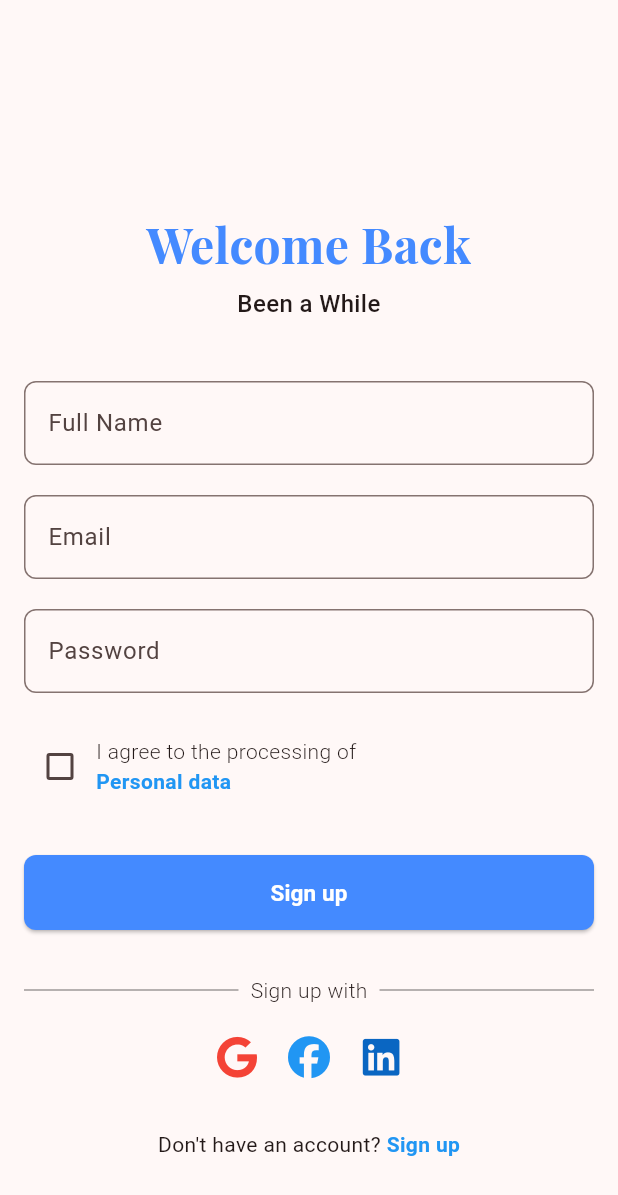
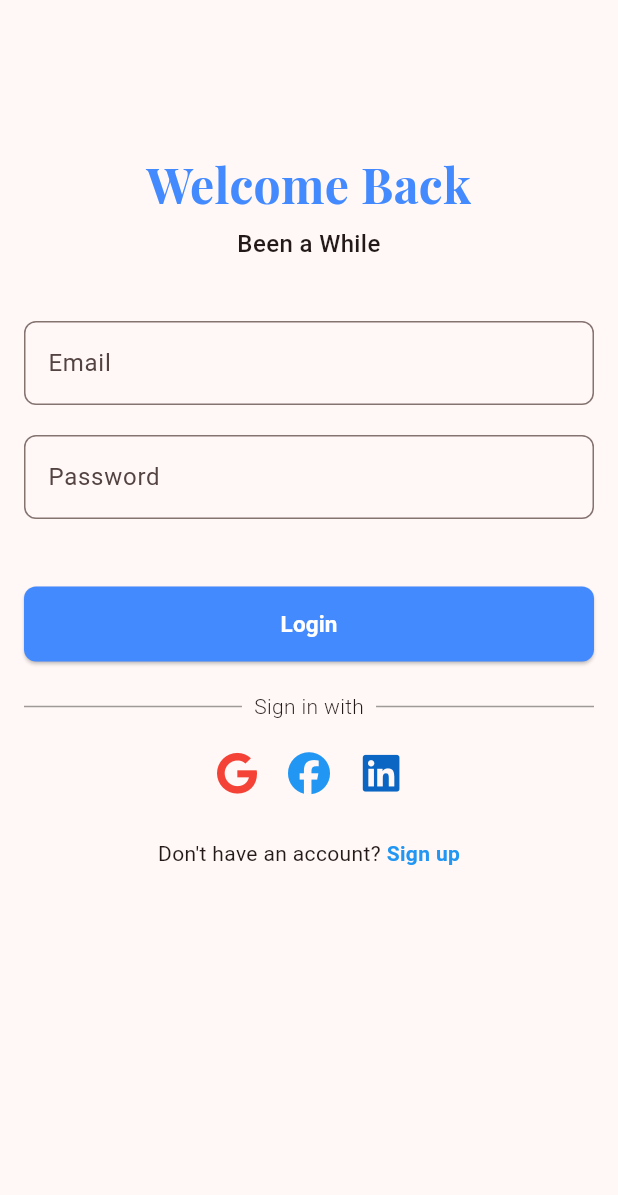
Before and after one commit to BlueRuby1/WTF-new, a Flutter app: the LoginPage screen opened by its route, on a phone screen of 412 x 824 dp. Shown: the top 1195 px of the screen. Run offline on Flutter 3.47's test engine with Material 3 defaults, Android fonts, the phone set to English and light mode, and no system bars; our stand-ins replace font_awesome_flutter, google_fonts.

Commit message:
Learnt more about widgets

```diff
--- a/WTF Flutter/myfirstwtf_app/lib/pages/login_page.dart
+++ b/WTF Flutter/myfirstwtf_app/lib/pages/login_page.dart
@@ -1,8 +1,10 @@
 import 'package:flutter/material.dart';
 import 'package:font_awesome_flutter/font_awesome_flutter.dart';
 import 'package:google_fonts/google_fonts.dart';
+import 'package:myfirstwtf_app/widgets/custom_button.dart';
 import 'package:myfirstwtf_app/widgets/custom_textfield.dart';
 import 'package:myfirstwtf_app/widgets/password_textfield.dart';
+import 'package:myfirstwtf_app/widgets/social_signin.dart';
 
 class LoginPage extends StatefulWidget {
   const LoginPage({super.key});
@@ -18,7 +20,7 @@ class _LoginPageState extends State<LoginPage> {
   Widget build(BuildContext context) {
     return Scaffold(
       body: ListView(
-        padding: EdgeInsets.only(left: 16, right: 16, top: 140),
+        padding: EdgeInsets.only(left: 16, right: 16, top: 100),
 
         children: [
           Text(
@@ -37,110 +39,58 @@ class _LoginPageState extends State<LoginPage> {
             textAlign: TextAlign.center,
           ),
           SizedBox(height: 40),
-          TextField(
-            decoration: InputDecoration(
-              border: OutlineInputBorder(
-                borderRadius: BorderRadius.circular(8),
-              ),
-              labelText: "Full Name",
-            ),
-          ),
-          SizedBox(height: 20),
           CustomTexfield(label: "Email"),
           SizedBox(height: 20),
           PasswordTextfield(),
+          SizedBox(height: 20),
+          // Row(
+          //   children: [
+          //     Checkbox(
+          //       value: agreeToProcessData,
+          //       activeColor: Colors.blueAccent,
+          //       onChanged: (value) {
+          //         setState(() {
+          //           agreeToProcessData = value!;
+          //         });
+          //       },
+          //     ),
+
+          //     Column(
+          //       crossAxisAlignment: CrossAxisAlignment.start,
+          //       children: [
+          //         Text(
+          //           "I agree to the processing of",
+          //           style: TextStyle(fontSize: 14, fontWeight: FontWeight.w300),
+          //         ),
+          //         Text(
+          //           "Personal data",
+          //           style: TextStyle(
+          //             color: Colors.blue,
+          //             fontWeight: FontWeight.w600,
+          //           ),
+          //         ),
+          //       ],
+          //     ),
+          //   ],
+          // ),
           SizedBox(height: 25),
-          Row(
-            children: [
-              Checkbox(
-                value: agreeToProcessData,
-                activeColor: Colors.blueAccent,
-                onChanged: (value) {
-                  setState(() {
-                    agreeToProcessData = value!;
-                  });
-                },
-              ),
+          CustomButton(
+            text: "Login",
+            onPressed: () {
+              Navigator.of(context).pushReplacementNamed("/home");
+            },
+          ),
+          SizedBox(height: 20),
+          SocialSignin(),
 
-              Column(
-                crossAxisAlignment: CrossAxisAlignment.start,
-                children: [
-                  Text(
-                    "I agree to the processing of",
-                    style: TextStyle(fontSize: 14, fontWeight: FontWeight.w300),
-                  ),
-                  Text(
-                    "Personal data",
-                    style: TextStyle(
-                      color: Colors.blue,
-                      fontWeight: FontWeight.w600,
-                    ),
-                  ),
-                ],
-              ),
-            ],
-          ),
-          SizedBox(height: 35),
-          ElevatedButton(
-            style: ElevatedButton.styleFrom(
-              shape: RoundedRectangleBorder(
-                borderRadius: BorderRadius.circular(8),
-              ),
-              fixedSize: Size(400, 50),
-              backgroundColor: Colors.blueAccent,
-              foregroundColor: Colors.white,
-            ),
-            onPressed: () {},
-            child: Text(
-              "Sign up",
-              style: TextStyle(fontWeight: FontWeight.w600, fontSize: 15),
-            ),
-          ),
-          SizedBox(height: 30),
-          Row(
-            spacing: 8,
-            children: [
-              Expanded(child: Divider(color: Colors.black38)),
-              Text(
-                "Sign up with",
-                style: TextStyle(fontWeight: FontWeight.w300),
-              ),
-              Expanded(child: Divider(color: Colors.black38)),
-            ],
-          ),
-
-          SizedBox(height: 10),
-          Row(
-            mainAxisAlignment: MainAxisAlignment.center,
-            children: [
-              IconButton(
-                onPressed: () {},
-                icon: FaIcon(FontAwesomeIcons.google),
-                color: Colors.red,
-                iconSize: 28,
-              ),
-              IconButton(
-                onPressed: () {},
-                icon: FaIcon(FontAwesomeIcons.facebook),
-                color: Colors.blue,
-                iconSize: 28,
-              ),
-              IconButton(
-                onPressed: () {},
-                icon: FaIcon(FontAwesomeIcons.linkedin),
-                color: Color(0xFF0A66C2),
-                iconSize: 28,
-              ),
-            ],
-          ),
-          SizedBox(height: 25),
+          SizedBox(height: 20),
           Row(
             mainAxisAlignment: MainAxisAlignment.center,
             children: [
               Text("Don't have an account?"),
               GestureDetector(
                 onTap: () {
-                  Navigator.of(context).pushNamed("/signup");
+                  Navigator.of(context).pushReplacementNamed("/signup");
                 },
                 child: Text(
                   " Sign up",
--- /dev/null
+++ b/WTF Flutter/myfirstwtf_app/lib/widgets/custom_button.dart
@@ -0,0 +1,24 @@
+import 'package:flutter/material.dart';
+
+class CustomButton extends StatelessWidget {
+  const CustomButton({super.key, required this.text, this.onPressed});
+  final String text;
+  final Function()? onPressed;
+
+  @override
+  Widget build(BuildContext context) {
+    return ElevatedButton(
+      style: ElevatedButton.styleFrom(
+        shape: RoundedRectangleBorder(borderRadius: BorderRadius.circular(8)),
+        fixedSize: Size(400, 50),
+        backgroundColor: Colors.blueAccent,
+        foregroundColor: Colors.white,
+      ),
+      onPressed: onPressed,
+      child: Text(
+        text,
+        style: TextStyle(fontWeight: FontWeight.w600, fontSize: 15),
+      ),
+    );
+  }
+}
--- /dev/null
+++ b/WTF Flutter/myfirstwtf_app/lib/widgets/social_signin.dart
@@ -0,0 +1,56 @@
+import 'package:flutter/material.dart';
+import 'package:font_awesome_flutter/font_awesome_flutter.dart';
+
+class SocialSignin extends StatelessWidget {
+  const SocialSignin({
+    super.key,
+  });
+
+  @override
+  Widget build(BuildContext context) {
+    return Column(
+      children: [
+        Row(
+          spacing: 8,
+          children: [
+            Expanded(child: Divider(color: Colors.black38)),
+            Text(
+              "Sign in with",
+              style: TextStyle(fontWeight: FontWeight.w300),
+            ),
+            Expanded(child: Divider(color: Colors.black38)),
+          ],
+        ),
+        SizedBox(height: 10),
+        Row(
+          mainAxisAlignment: MainAxisAlignment.center,
+          children: [
+            IconButton(
+              onPressed: () {},
+              icon: FaIcon(FontAwesomeIcons.google),
+              color: Colors.red,
+              iconSize: 28,
+            ),
+            // InkWell(
+            //   onTap: (){},
+            //   child: Image.asset("assets/fb.png", width: 50, height: 50,),
+            // ),
+            IconButton(
+              onPressed: () {},
+              icon: FaIcon(FontAwesomeIcons.facebook),
+              color: Colors.blue,
+              iconSize: 28,
+            ),
+            IconButton(
+              onPressed: () {},
+              icon: FaIcon(FontAwesomeIcons.linkedin),
+              color: Color(0xFF0A66C2),
+              iconSize: 28,
+            ),
+          ],
+        ),
+
+      ],
+    );
+  }
+}
```
Also changed, not shown: WTF Flutter/myfirstwtf_app/lib/main.dart (+3 -4 lines), WTF Flutter/myfirstwtf_app/lib/pages/signup_page.dart (+30 -3 lines).
